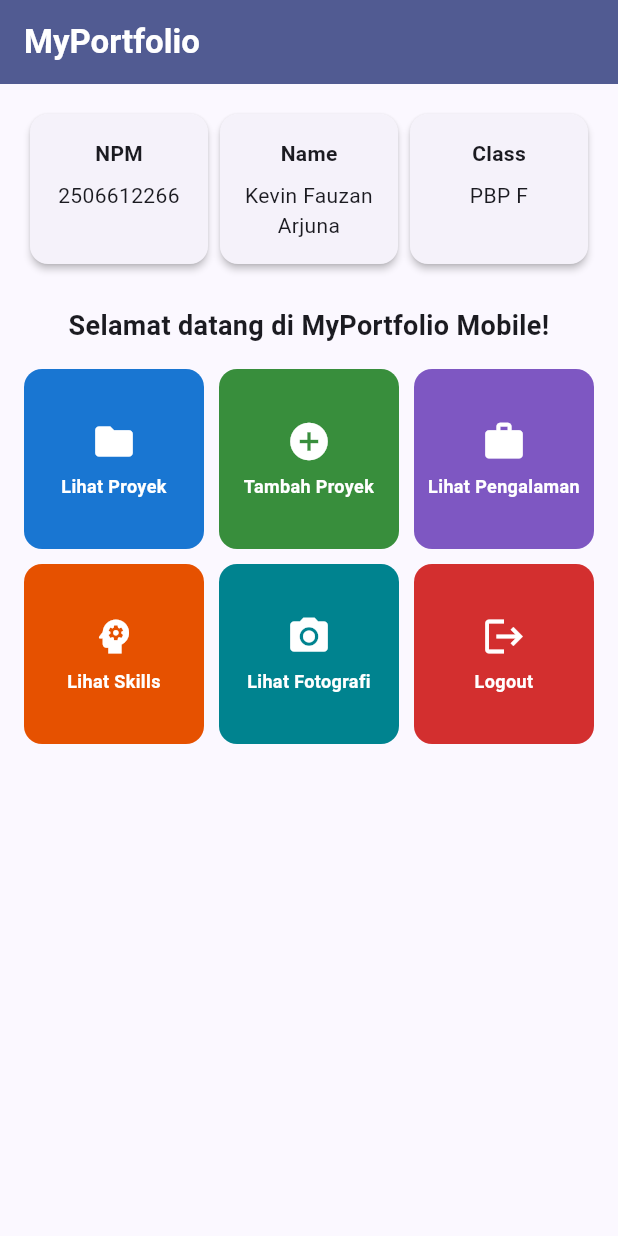
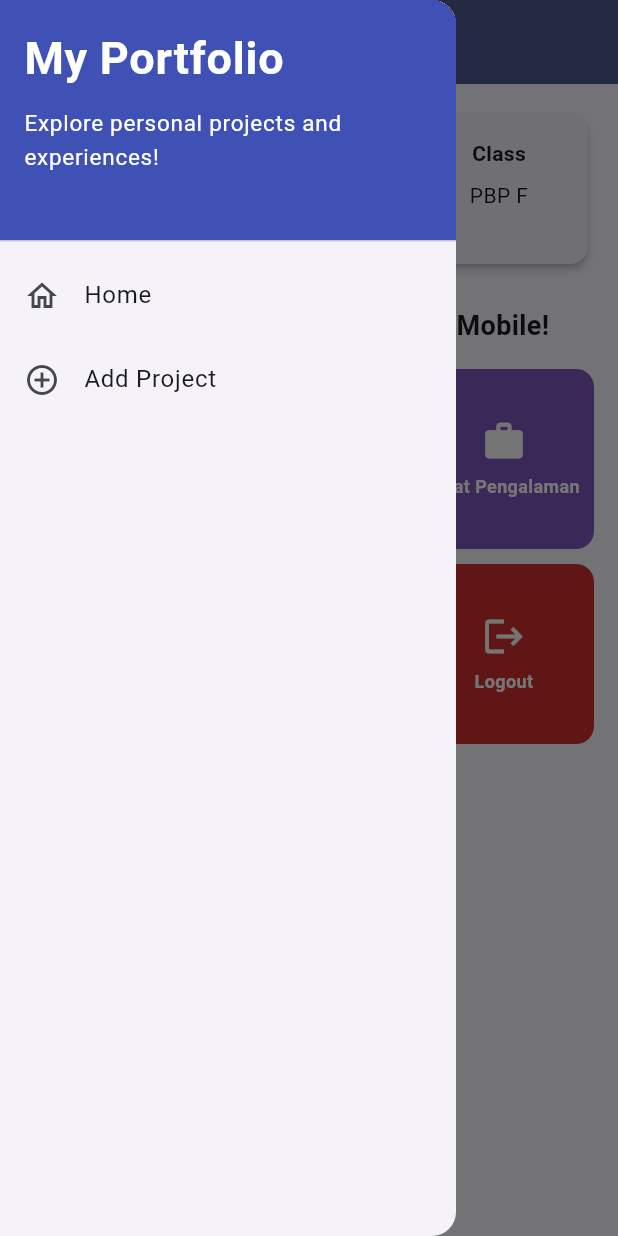
Before and after one commit to Kiara996/myportfolio_mobile, a Flutter app: the screen it shows after launch, with the side drawer open (before the commit the screen has no drawer), on a phone screen of 412 x 824 dp. Run offline on Flutter 3.47's test engine with Material 3 defaults, Android fonts, the phone set to English and light mode, and no system bars; our stand-ins replace material_ui.

Commit message:
feat(tutorial8): finalize tutorial 8, add component, navigator, and form

```diff
--- a/lib/main.dart
+++ b/lib/main.dart
@@ -1,5 +1,5 @@
-import 'package:flutter/material.dart';
-import 'package:myportofolio_mobile/menu.dart';
+import 'package:material_ui/material_ui.dart';
+import 'package:myportofolio_mobile/screens/menu.dart';
 
 void main() {
   runApp(const MyApp());
--- a/lib/menu.dart
+++ b/lib/screens/menu.dart
@@ -1,4 +1,6 @@
-import 'package:flutter/material.dart';
+import 'package:material_ui/material_ui.dart';
+import 'package:myportofolio_mobile/widgets/left_drawer.dart';
+import 'package:myportofolio_mobile/widgets/project_card.dart';
 
 /// Lebar layar (dp) mulai dari mana menu ditampilkan dalam satu baris penuh.
 const double _wideBreakpoint = 600;
@@ -34,7 +36,9 @@ class MyHomePage extends StatelessWidget {
           style: TextStyle(color: Colors.white, fontWeight: FontWeight.bold),
         ),
         backgroundColor: Theme.of(context).colorScheme.primary,
+        iconTheme: const IconThemeData(color: Colors.white),
       ),
+      drawer: const LeftDrawer(),
       body: LayoutBuilder(
         builder: (context, constraints) {
           final columns = constraints.maxWidth >= _wideBreakpoint ? 6 : 3;
@@ -119,96 +123,3 @@ class InfoCard extends StatelessWidget {
     );
   }
 }
-
-/// Data satu tombol menu. [confirmMessage] diisi bila aksi perlu dikonfirmasi.
-class ItemHomepage {
-  final String name;
-  final IconData icon;
-  final Color color;
-  final String? confirmMessage;
-
-  ItemHomepage(this.name, this.icon, this.color, {this.confirmMessage});
-}
-
-/// Tombol menu berbentuk kartu. Menampilkan SnackBar saat ditekan, dan
-/// dialog konfirmasi tambahan jika item memiliki [ItemHomepage.confirmMessage].
-class ItemCard extends StatelessWidget {
-  final ItemHomepage item;
-
-  const ItemCard(this.item, {super.key});
-
-  Future<void> _onTap(BuildContext context) async {
-    // Messenger diambil sebelum await agar context tidak dipakai setelah jeda async.
-    final messenger = ScaffoldMessenger.of(context);
-    messenger
-      ..hideCurrentSnackBar()
-      ..showSnackBar(
-        SnackBar(content: Text("Kamu telah menekan tombol ${item.name}!")),
-      );
-
-    final confirmMessage = item.confirmMessage;
-    if (confirmMessage == null) return;
-
-    final confirmed = await showDialog<bool>(
-      context: context,
-      builder: (dialogContext) => AlertDialog(
-        title: Text(item.name),
-        content: Text(confirmMessage),
-        actions: [
-          TextButton(
-            onPressed: () => Navigator.pop(dialogContext, false),
-            child: const Text("Batal"),
-          ),
-          FilledButton(
-            onPressed: () => Navigator.pop(dialogContext, true),
-            child: Text(item.name),
-          ),
-        ],
-      ),
-    );
-
-    if (confirmed == true) {
-      messenger
-        ..hideCurrentSnackBar()
-        ..showSnackBar(SnackBar(content: Text("${item.name} berhasil.")));
-    }
-  }
-
-  @override
-  Widget build(BuildContext context) {
-    final radius = BorderRadius.circular(12);
-
-    return Material(
-      color: item.color,
-      borderRadius: radius,
-      child: InkWell(
-        borderRadius: radius,
-        onTap: () => _onTap(context),
-        child: Padding(
-          padding: const EdgeInsets.all(8),
-          child: Column(
-            mainAxisAlignment: MainAxisAlignment.center,
-            children: [
-              Icon(item.icon, color: Colors.white, size: 30),
-              const SizedBox(height: 6),
-              // Flexible + maxLines menjaga sel tetap muat di layar sempit atau font besar.
-              Flexible(
-                child: Text(
-                  item.name,
-                  textAlign: TextAlign.center,
-                  maxLines: 2,
-                  overflow: TextOverflow.ellipsis,
-                  style: const TextStyle(
-                    color: Colors.white,
-                    fontSize: 12,
-                    fontWeight: FontWeight.w600,
-                  ),
-                ),
-              ),
-            ],
-          ),
-        ),
-      ),
-    );
-  }
-}
--- /dev/null
+++ b/lib/widgets/left_drawer.dart
@@ -0,0 +1,66 @@
+import 'package:material_ui/material_ui.dart';
+import 'package:myportofolio_mobile/screens/menu.dart';
+import 'package:myportofolio_mobile/screens/project_form.dart';
+
+/// Drawer navigasi utama. Memakai pushReplacement agar tumpukan halaman
+/// tidak menumpuk setiap kali pengguna berpindah lewat drawer.
+class LeftDrawer extends StatelessWidget {
+  const LeftDrawer({super.key});
+
+  @override
+  Widget build(BuildContext context) {
+    return Drawer(
+      child: ListView(
+        children: [
+          const DrawerHeader(
+            decoration: BoxDecoration(color: Colors.indigo),
+            child: Column(
+              crossAxisAlignment: CrossAxisAlignment.start,
+              children: [
+                Text(
+                  'My Portfolio',
+                  maxLines: 1,
+                  overflow: TextOverflow.ellipsis,
+                  style: TextStyle(
+                    fontSize: 30,
+                    fontWeight: FontWeight.bold,
+                    color: Colors.white,
+                  ),
+                ),
+                SizedBox(height: 10),
+                Text(
+                  'Explore personal projects and experiences!',
+                  maxLines: 2,
+                  overflow: TextOverflow.ellipsis,
+                  style: TextStyle(fontSize: 15, color: Colors.white),
+                ),
+              ],
+            ),
+          ),
+          ListTile(
+            leading: const Icon(Icons.home_outlined),
+            title: const Text('Home'),
+            onTap: () {
+              Navigator.pushReplacement(
+                context,
+                MaterialPageRoute(builder: (context) => MyHomePage()),
+              );
+            },
+          ),
+          ListTile(
+            leading: const Icon(Icons.add_circle_outline),
+            title: const Text('Add Project'),
+            onTap: () {
+              Navigator.pushReplacement(
+                context,
+                MaterialPageRoute(
+                  builder: (context) => const ProjectFormPage(),
+                ),
+              );
+            },
+          ),
+        ],
+      ),
+    );
+  }
+}
--- /dev/null
+++ b/lib/widgets/project_card.dart
@@ -0,0 +1,104 @@
+import 'package:material_ui/material_ui.dart';
+import 'package:myportofolio_mobile/screens/project_form.dart';
+
+/// Data satu tombol menu. [confirmMessage] diisi bila aksi perlu dikonfirmasi.
+class ItemHomepage {
+  final String name;
+  final IconData icon;
+  final Color color;
+  final String? confirmMessage;
+
+  ItemHomepage(this.name, this.icon, this.color, {this.confirmMessage});
+}
+
+/// Tombol menu berbentuk kartu. Menampilkan SnackBar saat ditekan, membuka
+/// [ProjectFormPage] untuk "Tambah Proyek", dan dialog konfirmasi tambahan
+/// jika item memiliki [ItemHomepage.confirmMessage].
+class ItemCard extends StatelessWidget {
+  final ItemHomepage item;
+
+  const ItemCard(this.item, {super.key});
+
+  Future<void> _onTap(BuildContext context) async {
+    // Messenger diambil sebelum await agar context tidak dipakai setelah jeda async.
+    final messenger = ScaffoldMessenger.of(context);
+    messenger
+      ..hideCurrentSnackBar()
+      ..showSnackBar(
+        SnackBar(content: Text("Kamu telah menekan tombol ${item.name}!")),
+      );
+
+    if (item.name == "Tambah Proyek") {
+      Navigator.push(
+        context,
+        MaterialPageRoute(builder: (context) => const ProjectFormPage()),
+      );
+      return;
+    }
+
+    final confirmMessage = item.confirmMessage;
+    if (confirmMessage == null) return;
+
+    final confirmed = await showDialog<bool>(
+      context: context,
+      builder: (dialogContext) => AlertDialog(
+        title: Text(item.name),
+        content: Text(confirmMessage),
+        actions: [
+          TextButton(
+            onPressed: () => Navigator.pop(dialogContext, false),
+            child: const Text("Batal"),
+          ),
+          FilledButton(
+            onPressed: () => Navigator.pop(dialogContext, true),
+            child: Text(item.name),
+          ),
+        ],
+      ),
+    );
+
+    if (confirmed == true) {
+      messenger
+        ..hideCurrentSnackBar()
+        ..showSnackBar(SnackBar(content: Text("${item.name} berhasil.")));
+    }
+  }
+
+  @override
+  Widget build(BuildContext context) {
+    final radius = BorderRadius.circular(12);
+
+    return Material(
+      color: item.color,
+      borderRadius: radius,
+      child: InkWell(
+        borderRadius: radius,
+        onTap: () => _onTap(context),
+        child: Padding(
+          padding: const EdgeInsets.all(8),
+          child: Column(
+            mainAxisAlignment: MainAxisAlignment.center,
+            children: [
+              Icon(item.icon, color: Colors.white, size: 30),
+              const SizedBox(height: 6),
+              // Flexible + maxLines menjaga sel tetap muat di layar sempit atau font besar.
+              Flexible(
+                child: Text(
+                  item.name,
+                  textAlign: TextAlign.center,
+                  maxLines: 2,
+                  overflow: TextOverflow.ellipsis,
+                  style: const TextStyle(
+                    color: Colors.white,
+                    fontSize: 12,
+                    fontWeight: FontWeight.w600,
+                  ),
+                ),
+              ),
+            ],
+          ),
+        ),
+      ),
+    );
+  }
+}
--- a/pubspec.yaml
+++ b/pubspec.yaml
@@ -34,6 +34,7 @@ dependencies:
   # The following adds the Cupertino Icons font to your application.
   # Use with the CupertinoIcons class for iOS style icons.
   cupertino_icons: ^1.0.8
+  material_ui: ^1.11.1
 
 dev_dependencies:
   flutter_test:
```
Also changed, not shown: lib/screens/project_form.dart (added, +218 -0 lines), pubspec.lock, 3 other files.
